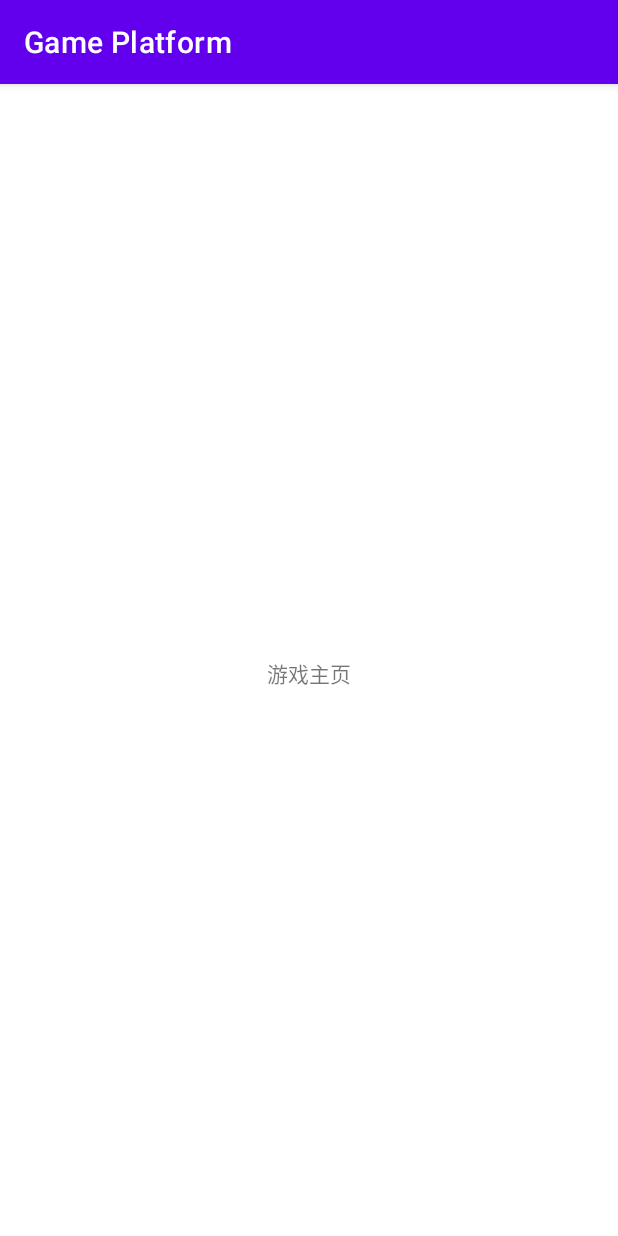
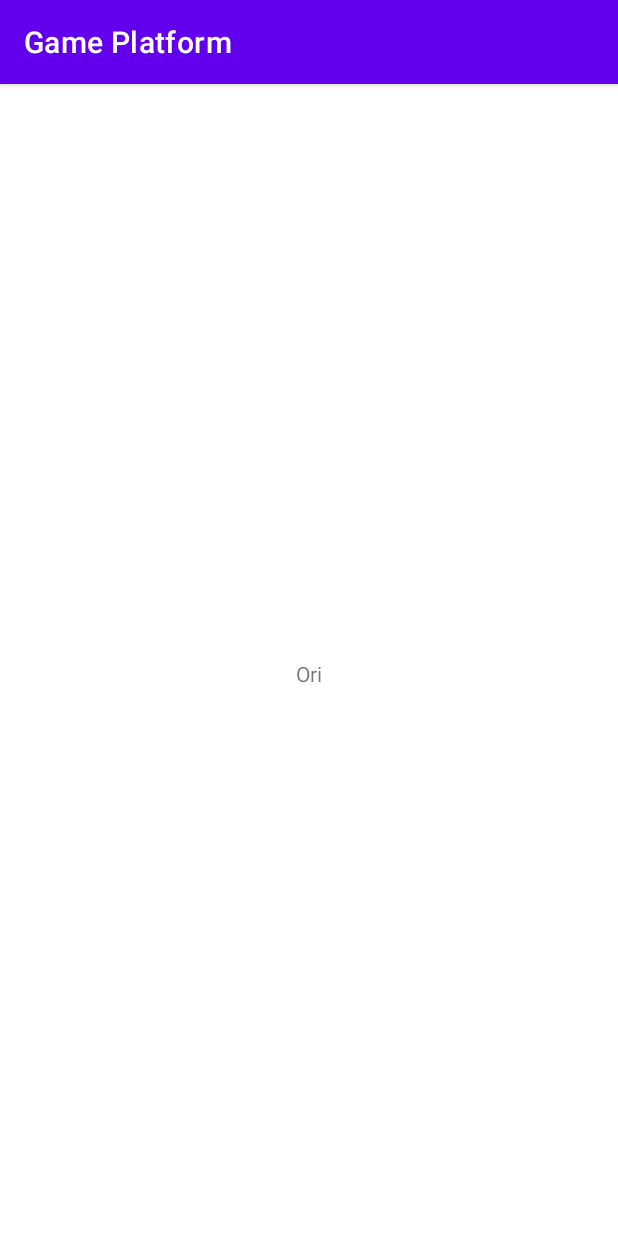
Before and after one commit to Aoijiang/Game-Platform, an Android app: the PersonalFragment screen opened through its navigation route, after a tap on "Ori", on a phone screen of 412 x 824 dp. Run offline under Robolectric (Android 15) with nearby library versions, the phone set to English and light mode, and no system bars; our stand-ins replace navigation-ui.

Commit message:
跳转及参数传递（游戏名字）

```diff
--- a/GamePlatform/app/src/main/java/com/example/gameplatform/SpecificActivity.kt
+++ b/GamePlatform/app/src/main/java/com/example/gameplatform/SpecificActivity.kt
@@ -14,7 +14,9 @@ class SpecificActivity : AppCompatActivity() {
         binding= ActivitySpecificBinding.inflate(layoutInflater)
         setContentView(binding.root)
 
+        //获取其他页面传来的参数（游戏名字），用于数据库查询
+        val gameName=intent.getStringExtra("gameName")
         val text=binding.textView
-        text.text="游戏主页"
+        text.text=gameName
     }
 }
--- a/GamePlatform/app/src/main/java/com/example/gameplatform/ui/personal/PersonalFragment.kt
+++ b/GamePlatform/app/src/main/java/com/example/gameplatform/ui/personal/PersonalFragment.kt
@@ -2,20 +2,14 @@ package com.example.gameplatform.ui.personal
 
 import android.content.Intent
 import android.os.Bundle
-import android.text.Layout
-import android.util.Log
 import android.view.LayoutInflater
 import android.view.View
 import android.view.ViewGroup
 import android.widget.LinearLayout
-import android.widget.TextView
-import androidx.constraintlayout.widget.ConstraintLayout
-import androidx.core.view.get
 import androidx.fragment.app.Fragment
 import androidx.lifecycle.ViewModelProvider
 import com.example.gameplatform.SpecificActivity
 import com.example.gameplatform.databinding.FragmentPersonalBinding
-import com.example.gameplatform.ui.explore.ExploreViewModel
 
 class PersonalFragment : Fragment() {
 
@@ -49,8 +43,11 @@ class PersonalFragment : Fragment() {
 
         for(i in 0..3)
             gameList[i].setOnClickListener{
+                //传递游戏名字参数并跳转
                 val name=gameList[i].tag
-                startActivity(Intent(activity, SpecificActivity::class.java))
+                val intent:Intent=Intent(activity,SpecificActivity::class.java)
+                intent.putExtra("gameName",name.toString())
+                startActivity(intent)
             }
 
         return root
```
Also changed, not shown: GamePlatform/app/src/main/java/com/example/gameplatform/ui/home/HomeFragment.kt (+4 -3 lines).
